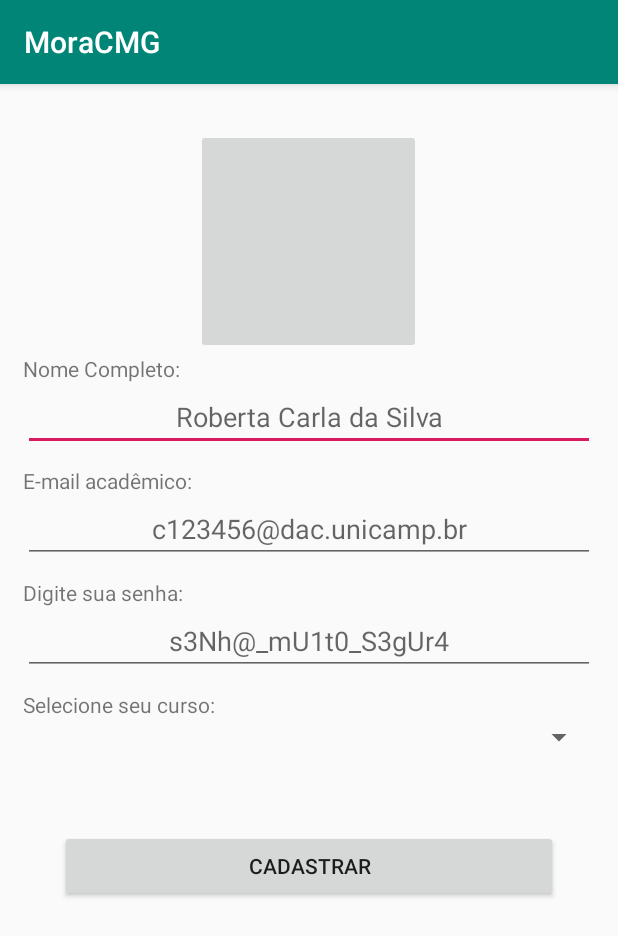
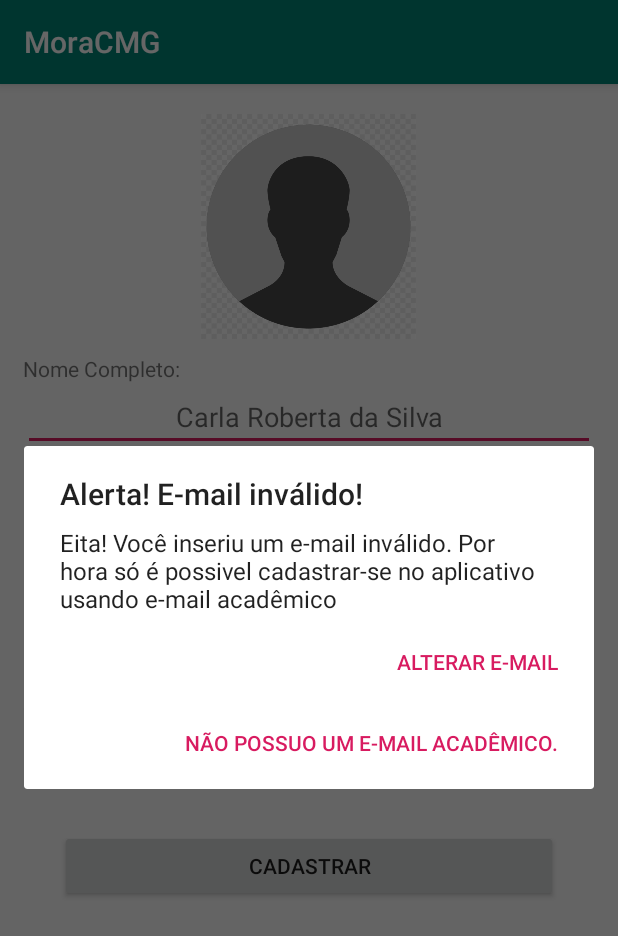
Before and after one commit to claramiranda/MoraCmg, an Android app: the CadastroActivity screen opened directly, with no data from a screen before it, after a tap on "CADASTRAR", on a phone screen of 412 x 824 dp. Shown: the top 936 px of the screen. Run offline under Robolectric (Android 15) with nearby library versions, the light colour scheme and no system bars; our stand-ins replace CircleImageView.

Commit message:
Mudanças na tela de cadastro
Tratamento de e-mail inválido, primeira versão do alerta de email e preparação pra implementação do firebase

```diff
--- a/app/src/main/java/br/unicamp/ft/c155041/moracmg/CadastroActivity.java
+++ b/app/src/main/java/br/unicamp/ft/c155041/moracmg/CadastroActivity.java
@@ -2,13 +2,79 @@ package br.unicamp.ft.c155041.moracmg;
 
 import androidx.appcompat.app.AppCompatActivity;
 
+import android.app.AlertDialog;
+import android.content.DialogInterface;
+import android.content.Intent;
 import android.os.Bundle;
+import android.view.View;
+import android.widget.Button;
+import android.widget.EditText;
+import android.widget.Toast;
 
 public class CadastroActivity extends AppCompatActivity {
+    private EditText edTxtNome;
+    private EditText edTxtEmail;
+    private EditText edTxtSenha;
+    private Button btnCadastrar;
+    private Usuario user;
+    private AlertDialog.Builder builder;
 
     @Override
     protected void onCreate(Bundle savedInstanceState) {
         super.onCreate(savedInstanceState);
         setContentView(R.layout.fragment_cadastro);
+
+        edTxtNome = findViewById(R.id.edTxtNomeCadastro);
+        edTxtEmail = findViewById(R.id.edTxtEmailCadastro);
+        edTxtSenha = findViewById(R.id.edTxtSenhaCadastro);
+        btnCadastrar = findViewById(R.id.btnCadastrarUsuario);
+
+        builder = new AlertDialog.Builder(this);
+
     }
+
+    public void onClickCadastrarUsuario(View view){
+
+
+        this.user = new Usuario(edTxtNome.getText().toString(), edTxtEmail.getText().toString(), edTxtSenha.getText().toString());
+
+        if (this.user.validaEmailDAC(edTxtEmail.getText().toString())){
+            Toast.makeText(getApplicationContext(),"Email DAC ok " + edTxtEmail.getText().toString()  , Toast.LENGTH_SHORT).show();
+        }
+        else{
+            exibirAlertaEmail(view);
+        }
+
+    }
+
+    public void selecionarFotoUsuario(View view){
+        Toast.makeText(getApplicationContext(),"Selecionar foto do usuario novo", Toast.LENGTH_SHORT).show();
+
+    }
+
+    public void exibirAlertaEmail(View v) {
+        //Setting message manually and performing action on button click
+        builder.setMessage("Eita! Você inseriu um e-mail inválido. Por hora só é possivel cadastrar-se no aplicativo usando e-mail acadêmico")
+                .setCancelable(true)
+                .setPositiveButton("Alterar e-mail", new DialogInterface.OnClickListener() {
+
+                    public void onClick(DialogInterface dialog, int id) {
+                        dialog.cancel();
+                        Toast.makeText(getApplicationContext(),"Legal, o modelo é c123456@dac.unicamp.br",
+                                Toast.LENGTH_SHORT).show();
+                    }
+                })
+                .setNegativeButton("Não possuo um e-mail acadêmico.", new DialogInterface.OnClickListener() {
+                    public void onClick(DialogInterface dialog, int id) {
+                        finish();
+                        Toast.makeText(getApplicationContext(),"Por enquanto esse aplicativo está disponível apenas para alunos da Unicamp. \n Tente novamente daqui a alguns meses.",
+                                Toast.LENGTH_SHORT).show();
+                    }
+                });
+            AlertDialog alert = builder.create();
+            alert.setTitle("Alerta! E-mail inválido!");
+            alert.show();
+    }
+
+
 }
--- a/app/src/main/java/br/unicamp/ft/c155041/moracmg/LoginActivity.java
+++ b/app/src/main/java/br/unicamp/ft/c155041/moracmg/LoginActivity.java
@@ -7,6 +7,7 @@ import androidx.fragment.app.FragmentTransaction;
 import android.content.Intent;
 import android.os.Bundle;
 import android.view.View;
+import android.widget.Toast;
 
 public class LoginActivity extends AppCompatActivity {
 
@@ -24,5 +25,10 @@ public class LoginActivity extends AppCompatActivity {
         startActivity(intent);
     }
 
+    public void onClickLogin(View view) {
+        Toast.makeText(getApplicationContext(),"To Do", Toast.LENGTH_SHORT).show();
+
+    }
+
 
 }
--- /dev/null
+++ b/app/src/main/java/br/unicamp/ft/c155041/moracmg/Usuario.java
@@ -0,0 +1,68 @@
+package br.unicamp.ft.c155041.moracmg;
+
+import android.content.Context;
+import android.widget.Toast;
+
+public class Usuario {
+    private String nome;
+    private String email;
+    private String ra;
+    private String curso;
+
+
+
+    public Usuario(String nome, String email, String curso) {
+        this.nome = nome;
+        if (this.validaEmailDAC(email)){
+            this.email = email;
+        }
+        this.curso = curso;
+    }
+
+    /*Metodos da classe*/
+
+    boolean validaEmailDAC(String email){
+        boolean isValid = false;
+
+        if (email.contains("@dac.unicamp.br")){
+            isValid = true;
+        }
+
+        return isValid;
+    }
+
+
+    /*GETTERS AND SETTERS*/
+
+    public String getNome() {
+        return nome;
+    }
+
+    public void setNome(String nome) {
+        this.nome = nome;
+    }
+
+    public String getEmail() {
+        return email;
+    }
+
+    public void setEmail(String email) {
+        this.email = email;
+    }
+
+    public String getRa() {
+        return ra;
+    }
+
+    public void setRa(String ra) {
+        this.ra = ra;
+    }
+
+    public String getCurso() {
+        return curso;
+    }
+
+    public void setCurso(String curso) {
+        this.curso = curso;
+    }
+}
--- a/app/src/main/res/layout/fragment_cadastro.xml
+++ b/app/src/main/res/layout/fragment_cadastro.xml
@@ -8,13 +8,37 @@
     android:gravity="center_horizontal">
 
     <!-- TODO: Mascara redonda na img -->
-    <ImageButton
+    <ImageView
         android:id="@+id/imageButton"
         android:layout_width="150dp"
         android:layout_height="150dp"
-        android:layout_marginTop="30dp"
-        tools:srcCompat="@tools:sample/avatars"
-    />
+        android:layout_marginTop="20dp"
+        android:layout_marginBottom="10dp"
+        android:onClick="selecionarFotoUsuario"
+        android:src="@drawable/user"
+       />
+
+    <!--<android.support.constraint.ConstraintLayout
+        android:layout_width="wrap_content"
+        android:gravity="center_horizontal"
+        android:layout_height="wrap_content">
+
+        <de.hdodenhof.circleimageview.CircleImageView
+            android:id="@+id/imagemUsuario"
+            android:layout_width="150dp"
+            android:layout_height="150dp"
+            app:layout_constraintBottom_toBottomOf="@+id/btnPhotoCadastro"
+            app:layout_constraintEnd_toEndOf="@+id/btnPhotoCadastro"
+            app:layout_constraintTop_toTopOf="@+id/btnPhotoCadastro" />
+
+        <Button
+            android:layout_width="150dp"
+            android:layout_height="150dp"
+            android:background="@drawable/bg_image_button"
+            android:id="@+id/btnPhotoCadastro"
+            android:text="Selecionar foto"/>
+    </android.support.constraint.ConstraintLayout>-->
+
 
     <LinearLayout
         android:layout_width="match_parent"
@@ -31,9 +55,9 @@
         <EditText
             android:layout_width="match_parent"
             android:layout_height="wrap_content"
-            android:hint="Roberta Carla da Silva"
+            android:hint="Carla Roberta da Silva"
             android:textAlignment="center"
-            android:id="@+id/edTxtNome"
+            android:id="@+id/edTxtNomeCadastro"
             />
     </LinearLayout>
 
@@ -100,7 +124,7 @@
             android:layout_width="match_parent"
             android:layout_height="wrap_content"
             android:id="@+id/spinnerCursos"
-            android:prompt="@array/spinner_cursos"
+            android:entries="@array/spinner_cursos"
             />
     </LinearLayout>
 
@@ -112,7 +136,8 @@
         android:layout_marginLeft="40dp"
         android:layout_marginTop="40dp"
         android:text="Cadastrar"
-        android:onClick="cadastrarUsuario"
+        android:onClick="onClickCadastrarUsuario"
+        android:id="@+id/btnCadastrarUsuario"
         />
 
 </LinearLayout>
--- a/app/src/main/res/layout/fragment_login.xml
+++ b/app/src/main/res/layout/fragment_login.xml
@@ -63,7 +63,7 @@
         android:layout_marginLeft="40dp"
         android:layout_marginTop="40dp"
         android:text="Entrar"
-        android:onClick="validarLogin"
+        android:onClick="onClickLogin"
         />
 
     <TextView
--- /dev/null
+++ b/app/src/main/res/values-v21/strings.xml
@@ -0,0 +1,5 @@
+<?xml version="1.0" encoding="utf-8"?>
+<resources>
+    <string name="dialog_title">titulo do alerta</string>
+    <string name="dialog_message">alert mensagens</string>
+</resources>
--- a/app/src/main/res/values/strings.xml
+++ b/app/src/main/res/values/strings.xml
@@ -22,6 +22,8 @@
     <string name="invalid_username">Not a valid username</string>
     <string name="invalid_password">Password must be >5 characters</string>
     <string name="login_failed">"Login failed"</string>
+    <string name="dialog_title">titulo do alerta</string>
+    <string name="dialog_message">alert mensagens</string>
 
     <!-- TODO: Add cursos da FCA -->
     <string-array name="spinner_cursos">
```
Also changed, not shown: app/src/main/res/drawable-v24/dummy_useer.jpg (added), app/src/main/res/drawable/user.png (added), 1 other file.
